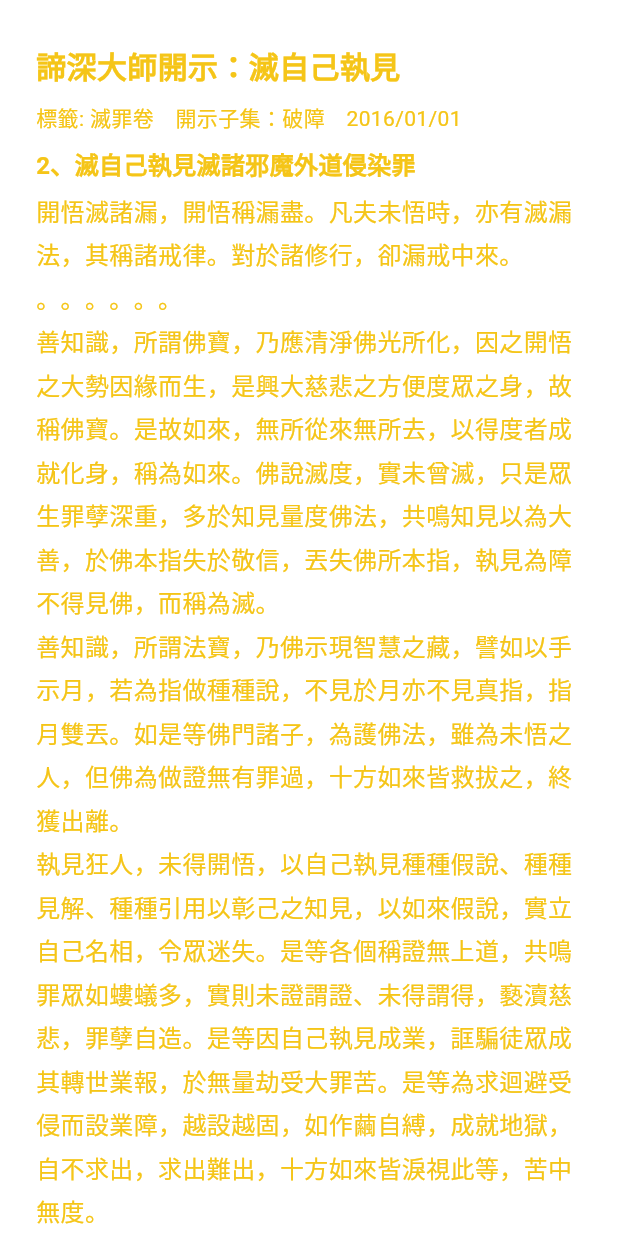
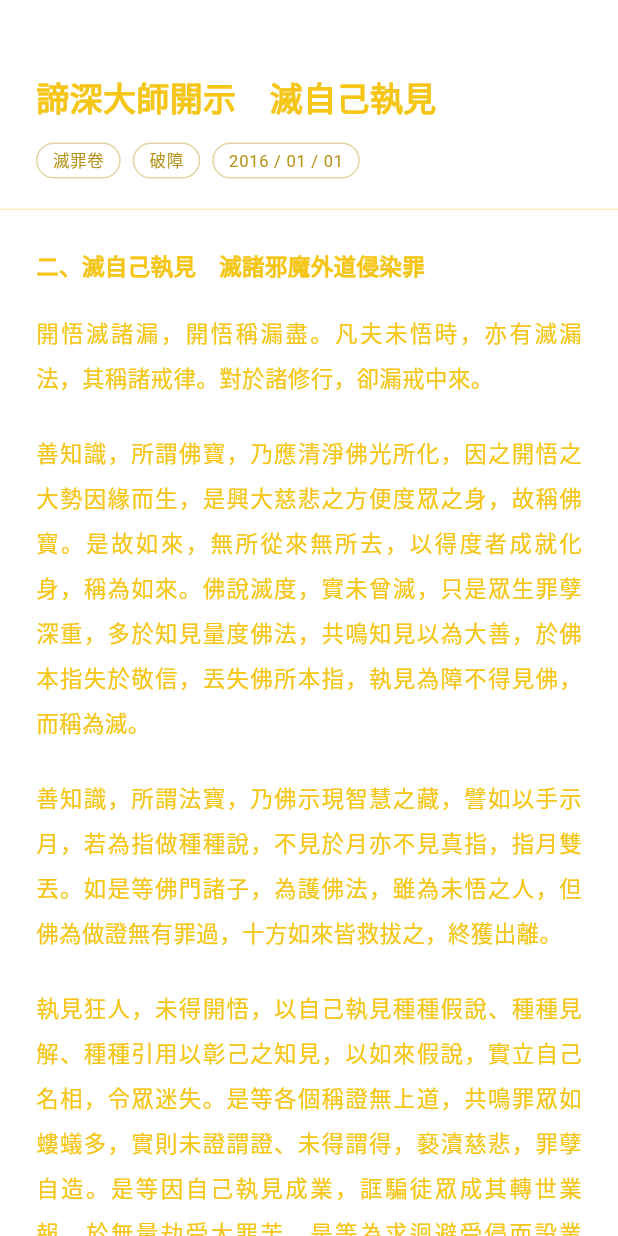
Before and after one commit to lxethanchen-gif/sumeruweb, a Flutter app: the JiYuanDaoZhiPage screen opened directly, on a phone screen of 412 x 824 dp. Run offline on Flutter 3.47's test engine with Material 3 defaults, Android fonts, the phone set to English and light mode, and no system bars; our stand-ins replace firebase_core; accounts and stored records are empty.

Commit message:
sixth commit

```diff
--- a/lib/pages/Jiyuandaozhi.dart
+++ b/lib/pages/Jiyuandaozhi.dart
@@ -3,65 +3,152 @@ import 'package:flutter/material.dart';
 class JiYuanDaoZhiPage extends StatelessWidget {
   const JiYuanDaoZhiPage({super.key});
 
+  static const _gold = Color(0xFFF5C518);
+  static const _goldMuted = Color(0xFFC8A43A);
+  static const _tagColor = Color(0xFFB8941A);
+
   @override
   Widget build(BuildContext context) {
-    const goldColor = Color(0xFFF5C518);
-    const textStyle = TextStyle(fontSize: 16, color: goldColor, height: 1.8);
-
     return Scaffold(
       backgroundColor: Colors.white,
       body: SingleChildScrollView(
-        padding: const EdgeInsets.all(24),
         child: Column(
-          crossAxisAlignment: CrossAxisAlignment.start,
-          children: const [
-            Text(
-              '諦深大師開示：滅自己執見',
-              style: TextStyle(
-                fontSize: 20,
-                fontWeight: FontWeight.bold,
-                color: goldColor,
-                height: 2,
-              ),
-            ),
-            Text(
-              '標籤: 滅罪卷　開示子集：破障　2016/01/01',
-              style: TextStyle(fontSize: 14, color: goldColor, height: 2),
-            ),
-            Text(
-              '2、滅自己執見滅諸邪魔外道侵染罪',
-              style: TextStyle(
-                fontSize: 16,
-                fontWeight: FontWeight.bold,
-                color: goldColor,
-                height: 2,
-              ),
-            ),
-            Text(
-              '開悟滅諸漏，開悟稱漏盡。凡夫未悟時，亦有滅漏法，其稱諸戒律。對於諸修行，卻漏戒中來。',
-              style: textStyle,
-            ),
-            Text('。。。。。。', style: textStyle),
-            Text(
-              '善知識，所謂佛寶，乃應清淨佛光所化，因之開悟之大勢因緣而生，是興大慈悲之方便度眾之身，故稱佛寶。是故如來，無所從來無所去，以得度者成就化身，稱為如來。佛說滅度，實未曾滅，只是眾生罪孽深重，多於知見量度佛法，共鳴知見以為大善，於佛本指失於敬信，丟失佛所本指，執見為障不得見佛，而稱為滅。',
-              style: textStyle,
-            ),
-            Text(
-              '善知識，所謂法寶，乃佛示現智慧之藏，譬如以手示月，若為指做種種說，不見於月亦不見真指，指月雙丟。如是等佛門諸子，為護佛法，雖為未悟之人，但佛為做證無有罪過，十方如來皆救拔之，終獲出離。',
-              style: textStyle,
-            ),
-            Text(
-              '執見狂人，未得開悟，以自己執見種種假說、種種見解、種種引用以彰己之知見，以如來假說，實立自己名相，令眾迷失。是等各個稱證無上道，共鳴罪眾如螻蟻多，實則未證謂證、未得謂得，褻瀆慈悲，罪孽自造。是等因自己執見成業，誆騙徒眾成其轉世業報，於無量劫受大罪苦。是等為求迴避受侵而設業障，越設越固，如作繭自縛，成就地獄，自不求出，求出難出，十方如來皆淚視此等，苦中無度。',
-              style: textStyle,
-            ),
-            Text(
-              '善知識，所謂僧寶，乃佛法傳承用相，以戒律為體，不持戒律即非僧寶。若以相取之，即墮大坑。僧寶分大行僧、獨行僧、布道僧、傳承僧、修道僧等，若假僧衣而無戒相，即波旬顯前。若無僧寶，佛法失傳。僧寶之體，相用多門。有一戒僧相、兩戒僧相，如是乃至若干戒相，此乃佛用，勿於誹謗。圓滿戒相，以心為用，佛陀住世。若一戒不持，非佛門人。',
-              style: textStyle,
-            ),
-            Text('。。。。。。', style: textStyle),
+          crossAxisAlignment: CrossAxisAlignment.stretch,
+          children: [
+            _buildHeader(),
+            _buildBody(),
           ],
         ),
       ),
     );
   }
+
+  Widget _buildHeader() {
+    return Container(
+      padding: const EdgeInsets.fromLTRB(24, 48, 24, 20),
+      decoration: const BoxDecoration(
+        border: Border(
+          bottom: BorderSide(color: Color(0x4DF5C518), width: 1),
+        ),
+      ),
+      child: Column(
+        crossAxisAlignment: CrossAxisAlignment.start,
+        children: [
+          const Text(
+            '諦深大師開示　滅自己執見',
+            style: TextStyle(
+              fontSize: 22,
+              fontWeight: FontWeight.bold,
+              color: Color.fromRGBO(245, 197, 24, 1),
+              height: 1.5,
+            ),
+          ),
+          const SizedBox(height: 12),
+          Wrap(
+            spacing: 8,
+            runSpacing: 8,
+            children: const [
+              _Tag('滅罪卷'),
+              _Tag('破障'),
+              _Tag('2016 / 01 / 01'),
+            ],
+          ),
+        ],
+      ),
+    );
+  }
+
+  Widget _buildBody() {
+    return Padding(
+      padding: const EdgeInsets.all(24),
+      child: Column(
+        crossAxisAlignment: CrossAxisAlignment.start,
+        children: [
+          const Text(
+            '二、滅自己執見　滅諸邪魔外道侵染罪',
+            style: TextStyle(
+              fontSize: 15,
+              fontWeight: FontWeight.bold,
+              color: _gold,
+              height: 1.7,
+            ),
+          ),
+          const SizedBox(height: 16),
+          _para('開悟滅諸漏，開悟稱漏盡。凡夫未悟時，亦有滅漏法，其稱諸戒律。對於諸修行，卻漏戒中來。'),
+          _para('善知識，所謂佛寶，乃應清淨佛光所化，因之開悟之大勢因緣而生，是興大慈悲之方便度眾之身，故稱佛寶。是故如來，無所從來無所去，以得度者成就化身，稱為如來。佛說滅度，實未曾滅，只是眾生罪孽深重，多於知見量度佛法，共鳴知見以為大善，於佛本指失於敬信，丟失佛所本指，執見為障不得見佛，而稱為滅。'),
+          _para('善知識，所謂法寶，乃佛示現智慧之藏，譬如以手示月，若為指做種種說，不見於月亦不見真指，指月雙丟。如是等佛門諸子，為護佛法，雖為未悟之人，但佛為做證無有罪過，十方如來皆救拔之，終獲出離。'),
+          _para('執見狂人，未得開悟，以自己執見種種假說、種種見解、種種引用以彰己之知見，以如來假說，實立自己名相，令眾迷失。是等各個稱證無上道，共鳴罪眾如螻蟻多，實則未證謂證、未得謂得，褻瀆慈悲，罪孽自造。是等因自己執見成業，誆騙徒眾成其轉世業報，於無量劫受大罪苦。是等為求迴避受侵而設業障，越設越固，如作繭自縛，成就地獄，自不求出，求出難出，十方如來皆淚視此等，苦中無度。'),
+          _para('善知識，所謂僧寶，乃佛法傳承用相，以戒律為體，不持戒律即非僧寶。若以相取之，即墮大坑。僧寶分大行僧、獨行僧、布道僧、傳承僧、修道僧等，若假僧衣而無戒相，即波旬顯前。若無僧寶，佛法失傳。僧寶之體，相用多門。有一戒僧相、兩戒僧相，如是乃至若干戒相，此乃佛用，勿於誹謗。圓滿戒相，以心為用，佛陀住世。若一戒不持，非佛門人。'),
+          const _Ellipsis(),
+        ],
+      ),
+    );
+  }
+
+  Widget _para(String text) => Padding(
+        padding: const EdgeInsets.only(bottom: 20),
+        child: Text(
+          text,
+          textAlign: TextAlign.justify,
+          style: const TextStyle(fontSize: 15, color: _gold, height: 2.0),
+        ),
+      );
 }
+
+class _Tag extends StatelessWidget {
+  final String label;
+  const _Tag(this.label);
+
+  @override
+  Widget build(BuildContext context) {
+    return Container(
+      padding: const EdgeInsets.symmetric(horizontal: 10, vertical: 3),
+      decoration: BoxDecoration(
+        border: Border.all(color: const Color(0xFFB8941A).withOpacity(0.4)),
+        borderRadius: BorderRadius.circular(20),
+      ),
+      child: Text(
+        label,
+        style: const TextStyle(fontSize: 11, color: Color(0xFFB8941A), letterSpacing: 0.5),
+      ),
+    );
+  }
+}
+
+class _SectionLabel extends StatelessWidget {
+  final String text;
+  const _SectionLabel(this.text);
+
+  @override
+  Widget build(BuildContext context) {
+    return Row(
+      children: [
+        Text(
+          text,
+          style: const TextStyle(fontSize: 11, color: Color(0xFFB8941A), letterSpacing: 2),
+        ),
+        const SizedBox(width: 8),
+        Expanded(
+          child: Container(height: 0.5, color: const Color(0xFFF5C518).withOpacity(0.25)),
+        ),
+      ],
+    );
+  }
+}
+
+class _Ellipsis extends StatelessWidget {
+  const _Ellipsis();
+
+  @override
+  Widget build(BuildContext context) {
+    return const Padding(
+      padding: EdgeInsets.symmetric(vertical: 12),
+      child: Center(
+        child: Text(
+          '· · ·',
+          style: TextStyle(fontSize: 18, color: Color(0xFFC8A43A), letterSpacing: 8),
+        ),
+      ),
+    );
+  }
+}
```
Also changed, not shown: lib/pages/buddha_intro.dart (+11 -11 lines).
